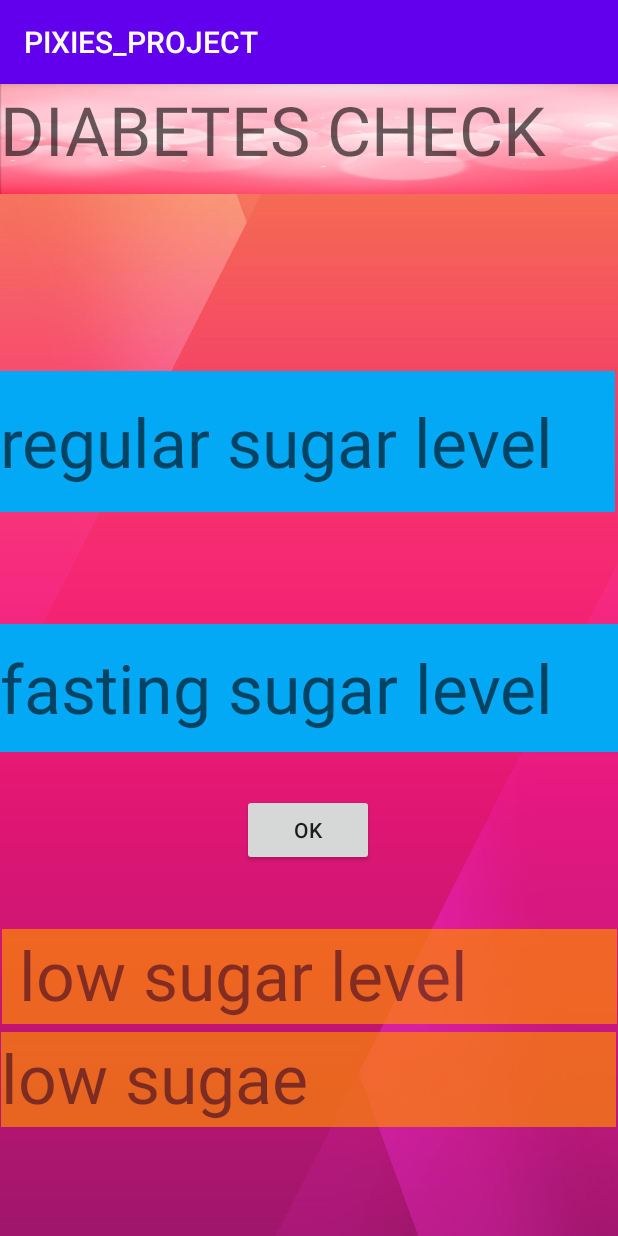
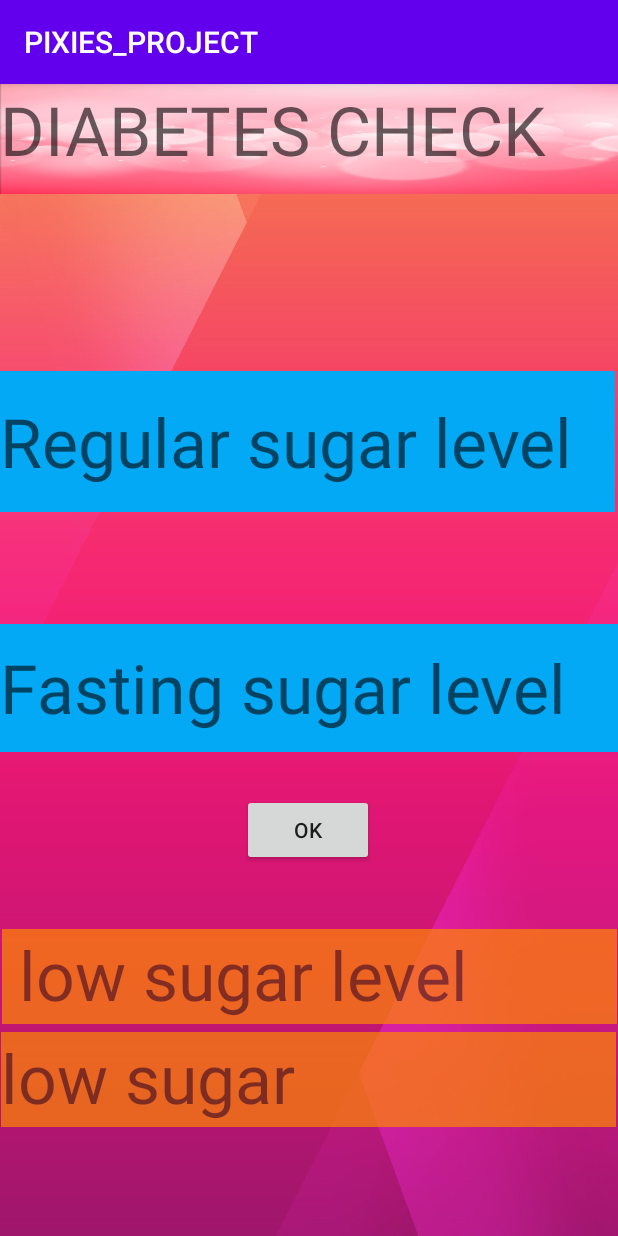
Before and after one commit to Asmita33/PIXIES_PROJECT, an Android app: the diabetes screen opened directly, with no data from a screen before it, after a tap on "OK", on a phone screen of 412 x 824 dp. Run offline under Robolectric (Android 15) with nearby library versions, the phone set to English and light mode, and no system bars; 2 statements that could not run were skipped.

Commit message:
Diabetes

```diff
--- a/app/build.gradle
+++ b/app/build.gradle
@@ -34,6 +34,7 @@ dependencies {
     implementation 'com.google.android.material:material:1.0.0'
     implementation 'androidx.navigation:navigation-fragment:2.0.0'
     implementation 'androidx.navigation:navigation-ui:2.0.0'
+    implementation 'com.google.firebase:firebase-database:19.3.0'
     testImplementation 'junit:junit:4.13'
     implementation 'com.google.firebase:firebase-analytics:17.4.1'
 
--- a/app/src/main/java/com/example/pixies_project/Register.java
+++ b/app/src/main/java/com/example/pixies_project/Register.java
@@ -69,7 +69,8 @@ public class Register extends AppCompatActivity {
                         if (task.isSuccessful()) {
                             Toast.makeText(Register.this, "user created", Toast.LENGTH_SHORT).show();
                             startActivity(new Intent(getApplicationContext(), MainActivity.class));
-                        } else {
+                        }
+                        else {
                             Toast.makeText(Register.this, "error" + task.getException().getMessage(), Toast.LENGTH_SHORT).show();
                         }
 
--- a/app/src/main/java/com/example/pixies_project/diabetes.java
+++ b/app/src/main/java/com/example/pixies_project/diabetes.java
@@ -23,8 +23,8 @@ public class diabetes extends AppCompatActivity {
         super.onCreate(savedInstanceState);
         setContentView(R.layout.activity_diabetes);
         okm4= findViewById(R.id.okbtn4) ;
-        regularm= findViewById(R.id.higherev) ;
-        fastingm= findViewById(R.id.higherev) ;
+        regularm= findViewById(R.id.regularsugartv) ;
+        fastingm= findViewById(R.id.fastingsugartv) ;
         result = findViewById(R.id.dresult);
         result2 = findViewById(R.id.d1result);
 
@@ -54,7 +54,7 @@ public class diabetes extends AppCompatActivity {
                 else if (a<=100)
                     message="normal";
                 else if(a<125)
-                    message="prediabletes";
+                    message="prediabetes";
 
                 else
                     message="diabetes";
@@ -62,7 +62,7 @@ public class diabetes extends AppCompatActivity {
 
             void checklbp(double b){
                 if(b<=100)
-                    message2="low sugae";
+                    message2="low sugar";
 
                 else if(b<=140)
                     message2 =" normal";
--- a/app/src/main/res/layout/activity_diabetes.xml
+++ b/app/src/main/res/layout/activity_diabetes.xml
@@ -28,7 +28,7 @@
         android:layout_height="85dp"
         android:background="#03A9F4"
         android:ems="10"
-        android:hint="fasting sugar level"
+        android:hint="Fasting sugar level"
         android:inputType="numberDecimal"
         android:textAppearance="@style/TextAppearance.AppCompat.Display2"
         app:layout_constraintBottom_toBottomOf="parent"
@@ -44,7 +44,7 @@
         android:layout_height="94dp"
         android:background="#03A9F4"
         android:ems="10"
-        android:hint="regular sugar level"
+        android:hint="Regular sugar level"
         android:inputType="numberDecimal"
         android:textAppearance="@style/TextAppearance.AppCompat.Display2"
         app:layout_constraintBottom_toBottomOf="@+id/fastingsugartv"
--- a/app/src/main/res/layout/activity_register.xml
+++ b/app/src/main/res/layout/activity_register.xml
@@ -67,7 +67,7 @@
         android:layout_height="47dp"
          android:layout_below="@id/reg"
         android:layout_marginLeft="80dp"
-        android:text="ALREADY HAVE AN ACCOUNT"
+        android:text="ALREADY HAVE AN ACCOUNT ?"
         android:layout_marginTop="20dp"
         />
 
@@ -77,7 +77,7 @@
         android:layout_width="wrap_content"
         android:layout_height="wrap_content"
         android:text="LOGIN"
-        android:textSize="25dp"
+        android:textSize="20dp"
         android:textAppearance="@style/TextAppearance.AppCompat.Display1"
         app:layout_constraintBottom_toBottomOf="parent"
         app:layout_constraintEnd_toEndOf="parent"
@@ -93,7 +93,7 @@
 
         android:layout_width="200dp"
         android:layout_height="60dp"
-        android:textSize="25dp"
+        android:textSize="20dp"
         android:text="REGISTER"
         android:textAppearance="@style/TextAppearance.AppCompat.Display1"
         app:layout_constraintBottom_toBottomOf="parent"
```
Also changed, not shown: app/src/main/java/com/example/pixies_project/Login.java (+7 -4 lines), 2 other files.
